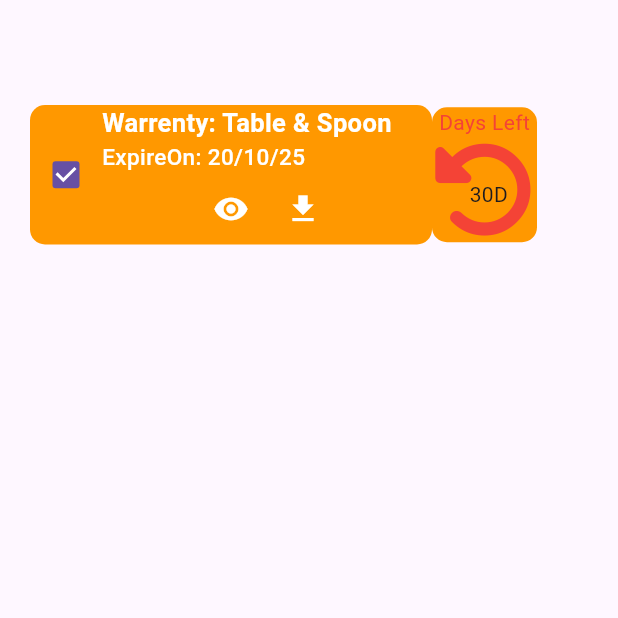
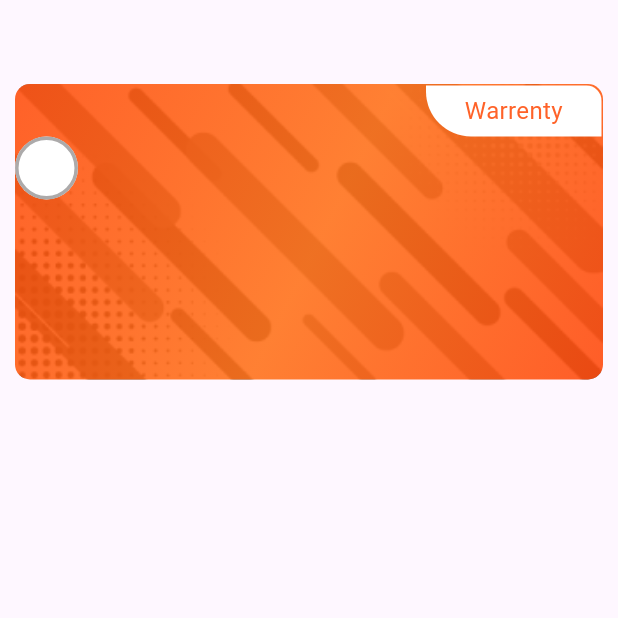
Before and after one commit to PeeyushSachan/savesure, a Flutter app: the screen it shows after launch, on a phone screen of 412 x 824 dp, the top half of it. Run offline on Flutter 3.47's test engine with Material 3 defaults, Android fonts, the light colour scheme and no system bars; drawn by our look-alikes of auto_size_text; our stand-ins replace font_awesome_flutter.

Commit message:
warrentyCardBasic desing is created

```diff
--- a/lib/main.dart
+++ b/lib/main.dart
@@ -1,6 +1,6 @@
 import 'package:flutter/material.dart';
 import 'package:savesure/view/home/home_screen.dart';
-import 'package:savesure/widgets/ss_card.dart';
+import 'package:savesure/widgets/ss_warranty_card.dart';
 
 void main() {
   runApp(Main());
@@ -13,7 +13,7 @@ class Main extends StatelessWidget {
   Widget build(BuildContext context) {
     return MaterialApp(
       debugShowCheckedModeBanner: false,
-      home: SSCard(),
+      home: SsWarrantyCard(),
     );
   }
 }
--- a/lib/widgets/ss_card.dart
+++ /dev/null
@@ -1,111 +0,0 @@
-import 'package:flutter/foundation.dart';
-import 'package:flutter/material.dart';
-import 'package:auto_size_text/auto_size_text.dart';
-import 'package:font_awesome_flutter/font_awesome_flutter.dart';
-
-class SSCard extends StatelessWidget {
-  const SSCard({Key? key}) : super(key: key);
-
-  @override
-  Widget build(BuildContext context) {
-    return Scaffold(
-      body: Padding(
-        padding: EdgeInsets.symmetric(horizontal: 20),
-        child: Column(
-          children: [
-            SizedBox(
-              height: 70,
-            ),
-            Row(
-              children: [
-                Container(
-                  decoration: BoxDecoration(
-                      color: Colors.orange,
-                      borderRadius: BorderRadius.all(Radius.circular(10))),
-                  child: Row(
-                    children: [
-                      Checkbox(value: true, onChanged: (contaxt) {}),
-                      Column(
-                        children: [
-                          Container(
-                            width: 220,
-                            child: AutoSizeText(
-                              "Warrenty: Table & Spoon",
-                              style: TextStyle(
-                                  fontSize: 17,
-                                  color: Colors.white,
-                                  fontWeight: FontWeight.w700),
-                              maxLines: 2,
-                              minFontSize: 1,
-                            ),
-                          ),
-                          Container(
-                            width: 220,
-                            child: AutoSizeText(
-                              "ExpireOn: 20/10/25",
-                              style: TextStyle(
-                                  fontSize: 15,
-                                  color: Colors.white,
-                                  fontWeight: FontWeight.w500),
-                              maxLines: 2,
-                              minFontSize: 1,
-                            ),
-                          ),
-                          Row(
-                            children: [
-                              IconButton(
-                                  onPressed: () {},
-                                  icon: Icon(
-                                    Icons.remove_red_eye,
-                                    color: Colors.white,
-                                  )),
-                              IconButton(
-                                  onPressed: () {},
-                                  icon: Icon(
-                                    Icons.download,
-                                    color: Colors.white,
-                                  )),
-                            ],
-                          )
-                        ],
-                      ),
-                    ],
-                  ),
-                ),
-                Container(
-                  width: 70,
-                  decoration: BoxDecoration(
-                      color: Colors.orange,
-                      borderRadius: BorderRadius.all(Radius.circular(10))),
-                  child: Column(
-                    children: [
-                      Text(
-                        "Days Left",
-                        style: TextStyle(color: Colors.red),
-                      ),
-                      Stack(
-                        children: [
-                          Center(
-                            child: Icon(
-                              FontAwesomeIcons.rotateLeft,
-                              color: Colors.red,
-                              size: 70,
-                            ),
-                          ),
-                          Positioned(
-                              top: 28,
-                              left: 25,
-                              child: Center(child: Text("30D"))),
-                        ],
-                      ),
-                    ],
-                  ),
-                )
-              ],
-            ),
-          ],
-        ),
-      ),
-    );
-  }
-}
--- /dev/null
+++ b/lib/widgets/ss_warranty_card.dart
@@ -0,0 +1,132 @@
+import 'package:flutter/material.dart';
+import 'package:auto_size_text/auto_size_text.dart';
+import 'package:font_awesome_flutter/font_awesome_flutter.dart';
+
+class SsWarrantyCard extends StatefulWidget {
+  const SsWarrantyCard({Key? key}) : super(key: key);
+
+  @override
+  State<SsWarrantyCard> createState() => _SsWarrantyCardState();
+}
+
+class _SsWarrantyCardState extends State<SsWarrantyCard> {
+  bool isChecked = false;
+  @override
+  Widget build(BuildContext context) {
+    var screenWidth = MediaQuery.of(context).size.width;
+    var screenHeight = MediaQuery.of(context).size.height;
+    return Scaffold(
+      appBar: AppBar(),
+      body: Padding(
+        padding: const EdgeInsets.symmetric(horizontal: 10),
+        child: Container(
+          height: 197,
+          width: screenWidth,
+          child: Stack(
+            children: [
+              // Background Image
+              Container(
+                decoration: BoxDecoration(
+                  borderRadius: BorderRadius.circular(10),
+                  image: const DecorationImage(
+                    fit: BoxFit.cover,
+                    image: AssetImage('assets/themeAssets/card/background.png'),
+                  ),
+                ),
+              ),
+
+              // Gradient Overlay
+              Container(
+                decoration: BoxDecoration(
+                  borderRadius: BorderRadius.circular(10),
+                  gradient: const LinearGradient(
+                    begin: Alignment.topLeft,
+                    end: Alignment.bottomRight,
+                    colors: [
+                      Color(0xD9FF4703), // with 80% opacity
+                      Color(0xD9FF6B0F),
+                      Color(0xD9FF4202),
+                    ],
+                    stops: [0.0, 0.52, 1.0],
+                  ),
+                ),
+              ),
+
+              // Content on top
+              Positioned.fill(
+                child: Column(
+                  children: [
+                    Row(
+                      mainAxisAlignment: MainAxisAlignment.end,
+                      children: [
+                        Padding(
+                          padding: const EdgeInsets.only(top: 1, right: 1),
+                          child: Stack(children: [
+                            /*  Container(
+                              height: 34,
+                              width: 117,
+                              decoration: BoxDecoration(color: Colors.blue), need ot be look on this
+                            ),*/
+                            Container(
+                              decoration: BoxDecoration(
+                                  color: Colors.white,
+                                  borderRadius: BorderRadius.only(
+                                      bottomLeft: Radius.circular(30),
+                                      topRight: Radius.circular(10))),
+                              height: 34,
+                              width: 117,
+                              child: Center(
+                                child: Text(
+                                  "Warrenty",
+                                  style: TextStyle(
+                                      color: Color(0xD9FF4703), fontSize: 16),
+                                ),
+                              ),
+                            ),
+                          ]),
+                        )
+                      ],
+                    ),
+                    Row(
+                      children: [
+                        Container(
+                          width: 42,
+                          height: 42,
+                          child: Transform.scale(
+                            scale: 2.33,
+                            child: Checkbox(
+                                checkColor: Colors.white,
+                                value: isChecked,
+                                shape: RoundedRectangleBorder(
+                                    borderRadius: BorderRadius.circular(21)),
+                                fillColor: isChecked == true
+                                    ? WidgetStateProperty.all(Color(0XFF4CAF50))
+                                    : WidgetStateProperty.all(
+                                        Color.fromARGB(255, 255, 255, 255)),
+                                side: BorderSide(
+                                    width: 1,
+                                    color: const Color.fromARGB(
+                                        255, 172, 170, 170)),
+                                splashRadius: 5,
+                                onChanged: (bool? value) {
+                                  setState(() {
+                                    isChecked = value!;
+                                  });
+                                }),
+                          ),
+                        )
+                      ],
+                    ),
+                    Row(),
+                    Row(),
+                    Row(),
+                  ],
+                ),
+              ),
+            ],
+          ),
+        ),
+      ),
+    );
+  }
+}
```
Also changed, not shown: pubspec.yaml (+3 -9 lines), assets/themeAssets/card/background.png (added), pubspec.lock, 125 other files.
